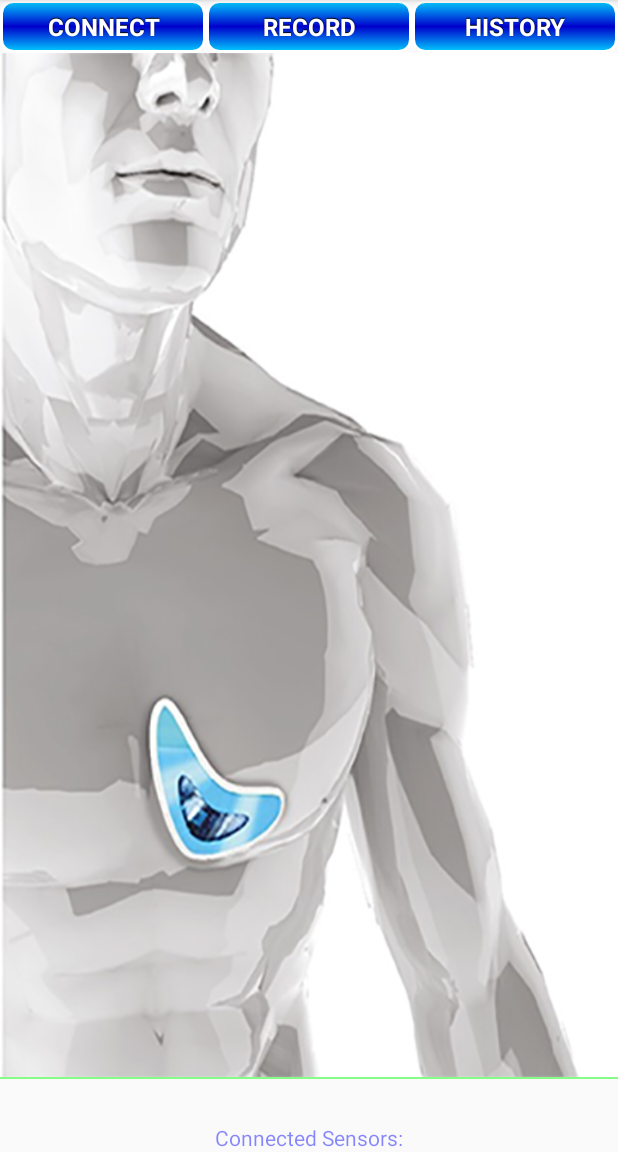
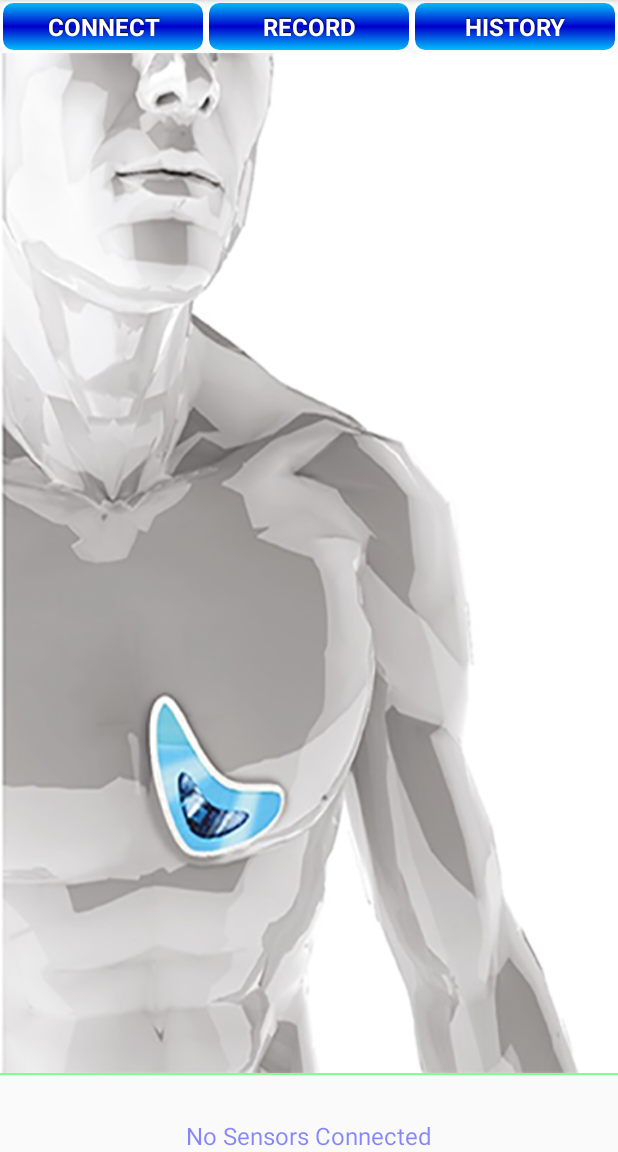
Before and after one commit to augustio/vitalsens_mobile_app, an Android app: the screen it shows after launch (MainActivity), on a phone screen of 412 x 824 dp, the part 84-1236 px from its top. Run offline under Robolectric (Android 15) with nearby library versions, the phone set to English and light mode, and no system bars; libraries missing offline, so code that uses them is left out: org.achartengine, org.achartengine.model, org.achartengine.renderer; 40 statements that could not run were skipped.

Commit message:
Edit sensor sate message

```diff
--- a/VitalsensApp/app/src/main/java/vitalsens/vitalsensapp/activities/MainActivity.java
+++ b/VitalsensApp/app/src/main/java/vitalsens/vitalsensapp/activities/MainActivity.java
@@ -107,7 +107,7 @@ public class MainActivity extends Activity {
         btnRecord = (Button) findViewById(R.id.btn_record);
         btnHistory = (Button) findViewById(R.id.btn_history);
         sensorNamesView = (TextView) findViewById(R.id.connected_sensors);
-        sensorNamesView.setText("Connected Sensors:");
+        sensorNamesView.setText("No Sensors Connected");
         sensorVeiwCtrlPad = (LinearLayout) findViewById(R.id.sensor_view_ctr_layout);
         mainContainer = (LinearLayout) findViewById(R.id.main_container);
         chOne = (LinearLayout) findViewById(R.id.channel1_fragment);
@@ -163,6 +163,7 @@ public class MainActivity extends Activity {
                     startActivityForResult(enableIntent, REQUEST_ENABLE_BT);
                 } else {
                     if (mConnectionState == BLEService.STATE_DISCONNECTED) {
+                        sensorNamesView.setText(" ");
                         Intent newIntent = new Intent(MainActivity.this, SensorList.class);
                         startActivityForResult(newIntent, REQUEST_SELECT_DEVICE);
                     } else if (mConnectionState == BLEService.STATE_CONNECTED) {
@@ -665,7 +666,7 @@ public class MainActivity extends Activity {
         mConnectedSensors.clear();
         mConnectionState = BLEService.STATE_DISCONNECTED;
         btnConnectDisconnect.setText("Connect");
-        sensorNamesView.setText("Connected Sensors:");
+        sensorNamesView.setText("No Sensors Connected");
         mShowECGOne = mShowECGThree = mShowPPGOne = mShowPPGTwo =
                 mShowAccel = mShowImpedance = false;
         chOne.setVisibility(View.GONE);
--- a/VitalsensApp/app/src/main/res/layout/activity_main.xml
+++ b/VitalsensApp/app/src/main/res/layout/activity_main.xml
@@ -185,7 +185,7 @@
                 android:layout_gravity="center_horizontal"
                 android:layout_marginTop="10dp"
                 android:textColor="@color/blue"
-                android:textSize="14sp"/>
+                android:textSize="16sp"/>
 
     </LinearLayout>
 
```
